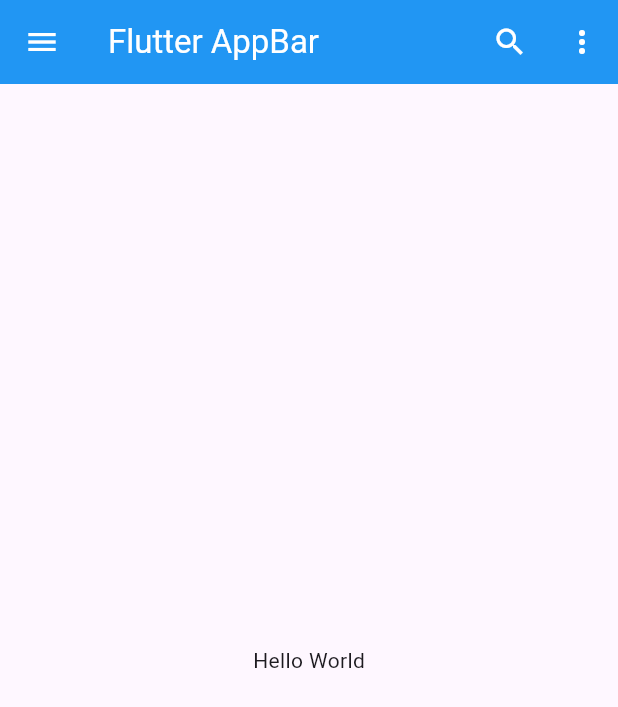
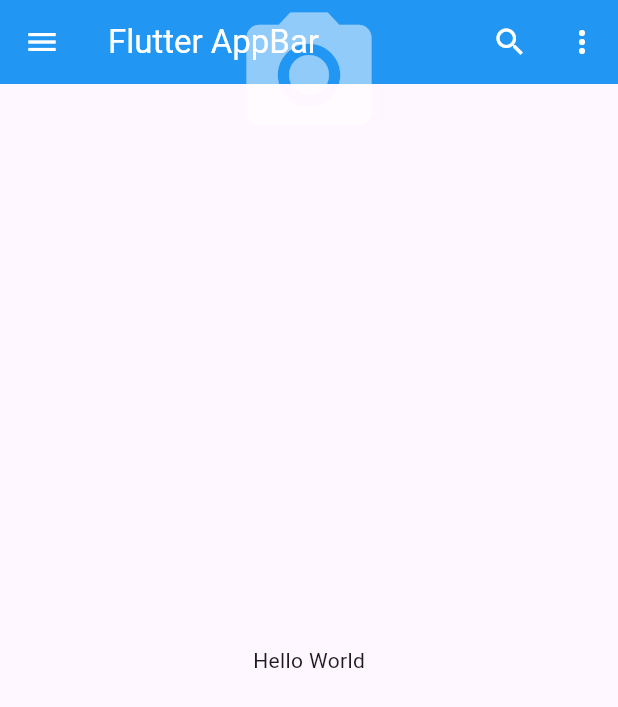
Before and after one commit to KTharushi11/yt_test_app, a Flutter app: the screen it shows after launch, on a phone screen of 412 x 824 dp. Shown: the top 707 px of the screen. Run offline on Flutter 3.47's test engine with Material 3 defaults, Android fonts, the light colour scheme and no system bars; our stand-ins replace device_preview.

Commit message:
Update main.dart

```diff
--- a/lib/main.dart
+++ b/lib/main.dart
@@ -38,6 +38,7 @@ class   MyHomePage extends StatelessWidget{
           IconButton(onPressed: () { print("Search button pressed"); }, icon: Icon(Icons.search, color: Colors.white)),
           IconButton(onPressed: () { print("More button pressed"); }, icon: Icon(Icons.more_vert, color: Colors.white)),
         ],
+        flexibleSpace: Icon(Icons.photo_camera, size: 100, color: Colors.white.withOpacity(0.5)),
       ),
       body: Center(
         child: Text('Hello World'),
```
